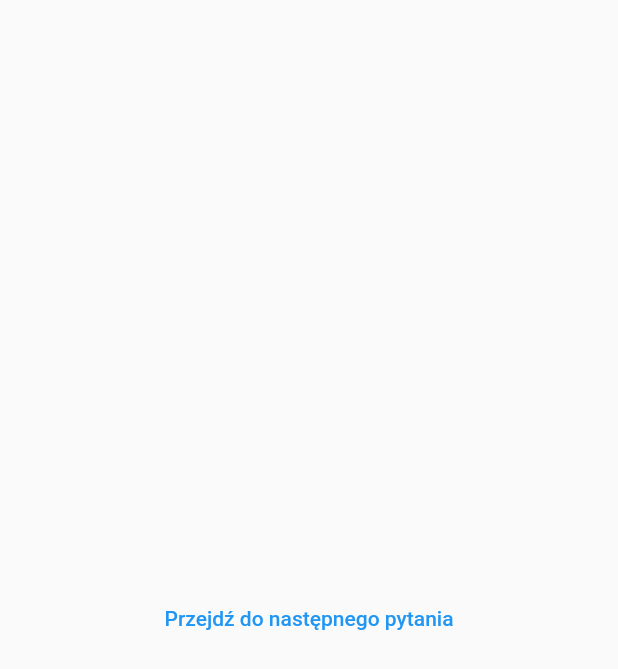
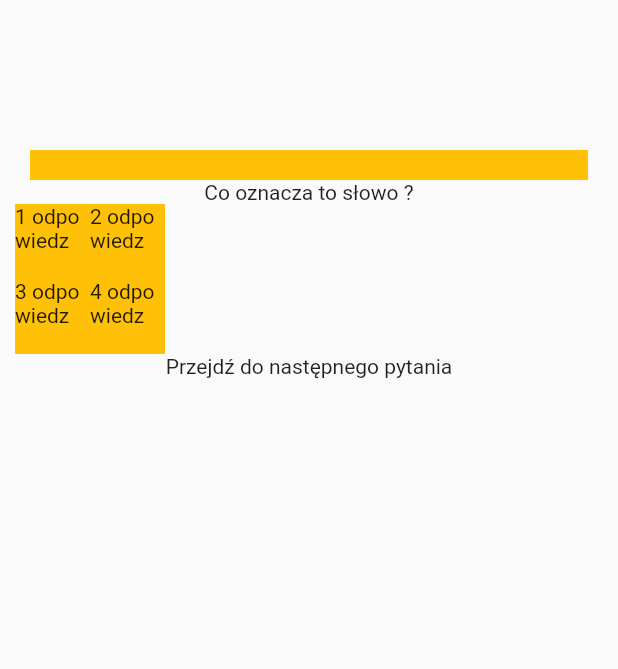
Before and after one commit to kubahirsch/word-fight-flutterfire, a Flutter app: the Question2 screen opened directly, on a phone screen of 412 x 824 dp. Shown: the top 669 px of the screen. Run offline on Flutter 3.47's test engine with Material 2 defaults, Android fonts, the light colour scheme and no system bars; drawn by our look-alikes of percent_indicator; our stand-ins replace cloud_firestore, firebase_core; accounts and stored records are empty.

Commit message:
dodane sa rozne pytania ale przestalo dzialac zakonczenie gry

```diff
--- a/lib/main.dart
+++ b/lib/main.dart
@@ -1,7 +1,8 @@
 import 'package:firebase_core/firebase_core.dart';
 import 'package:flutter/material.dart';
 import 'package:provider/provider.dart';
-import 'package:wordfight/providers/provider.dart';
+import 'package:wordfight/providers/question_provider.dart';
+import 'package:wordfight/providers/user_provider.dart';
 import 'package:wordfight/screens/entry_screen.dart';
 import 'firebase_options.dart';
 
@@ -22,6 +23,9 @@ class MyApp extends StatelessWidget {
         ChangeNotifierProvider(
           create: (_) => UserProvider(),
         ),
+        ChangeNotifierProvider(
+          create: (_) => QuestionProvider(),
+        ),
       ],
       child: MaterialApp(
           title: 'Flutter Demo',
--- /dev/null
+++ b/lib/providers/question_provider.dart
@@ -0,0 +1,14 @@
+import 'package:flutter/foundation.dart';
+import 'package:wordfight/resources/question_methods.dart';
+
+class QuestionProvider extends ChangeNotifier {
+  Map<String, dynamic>? questionDataAsMap;
+
+  Map<String, dynamic> get getQuestionDataAsMap => questionDataAsMap!;
+
+  Future<void> setQuestionDataInProvider() async {
+    questionDataAsMap = await QuestionMethods().getRandomQuestion();
+    print('hujtralala');
+    notifyListeners();
+  }
+}
--- a/lib/resources/firestore_methods.dart
+++ b/lib/resources/firestore_methods.dart
@@ -19,7 +19,7 @@ class FirestoreMethods {
     int numberOfUsersInLobby = query.count;
 
     if (numberOfUsersInLobby == 2) {
-      var ref = await _firestore.collection('usersInLobby');
+      var ref = _firestore.collection('usersInLobby');
       var usersSnap = await ref.get();
 
       List<String> usersId = [];
--- a/lib/screens/current_score_screen.dart
+++ b/lib/screens/current_score_screen.dart
@@ -2,8 +2,8 @@ import 'dart:async';
 
 import 'package:flutter/material.dart';
 import 'package:provider/provider.dart';
-import 'package:wordfight/providers/provider.dart';
-import 'package:wordfight/screens/screens_with_questions.dart/question2_screen.dart';
+import 'package:wordfight/providers/user_provider.dart';
+import 'package:wordfight/screens_with_questions.dart/question2_screen.dart';
 
 class CurrentScore extends StatefulWidget {
   const CurrentScore({super.key});
--- a/lib/screens/entry_screen.dart
+++ b/lib/screens/entry_screen.dart
@@ -1,6 +1,6 @@
 import 'package:flutter/material.dart';
 import 'package:provider/provider.dart';
-import 'package:wordfight/providers/provider.dart';
+import 'package:wordfight/providers/user_provider.dart';
 import 'package:wordfight/resources/firestore_methods.dart';
 
 import 'lobby_searching_screen.dart';
--- a/lib/screens/found_player_screen.dart
+++ b/lib/screens/found_player_screen.dart
@@ -1,7 +1,7 @@
 import 'dart:async';
 
 import 'package:flutter/material.dart';
-import 'package:wordfight/screens/screens_with_questions.dart/question1_screen.dart';
+import 'package:wordfight/screens_with_questions.dart/question1_screen.dart';
 
 class FoundPlayer extends StatefulWidget {
   const FoundPlayer({super.key});
--- a/lib/screens/last_screen.dart
+++ b/lib/screens/last_screen.dart
@@ -1,6 +1,6 @@
 import 'package:flutter/material.dart';
 import 'package:provider/provider.dart';
-import 'package:wordfight/providers/provider.dart';
+import 'package:wordfight/providers/user_provider.dart';
 
 import '../resources/firestore_methods.dart';
 import 'entry_screen.dart';
--- a/lib/screens/lobby_searching_screen.dart
+++ b/lib/screens/lobby_searching_screen.dart
@@ -1,9 +1,9 @@
 import 'package:cloud_firestore/cloud_firestore.dart';
 import 'package:flutter/material.dart';
 import 'package:provider/provider.dart';
-import 'package:wordfight/providers/provider.dart';
+import 'package:wordfight/providers/user_provider.dart';
 import 'package:wordfight/screens/found_player_screen.dart';
-import 'package:wordfight/screens/screens_with_questions.dart/question1_screen.dart';
+import 'package:wordfight/screens_with_questions.dart/question1_screen.dart';
 
 class LobbySearching extends StatefulWidget {
   const LobbySearching({super.key});
@@ -32,7 +32,7 @@ class _LobbySearchingState extends State<LobbySearching> {
         }
         String gameId = '0';
 
-        // sprawdzanie czy została stworzona gra z moim userId
+        // checking if the game was created with myid
         for (var doc in snapshot.data!.docs) {
           if (doc.data()['userId1'] == userId ||
               doc.data()['userId2'] == userId) {
--- a/lib/screens/one_finished_screen.dart
+++ b/lib/screens/one_finished_screen.dart
@@ -1,7 +1,7 @@
 import 'package:cloud_firestore/cloud_firestore.dart';
 import 'package:flutter/material.dart';
 import 'package:provider/provider.dart';
-import 'package:wordfight/providers/provider.dart';
+import 'package:wordfight/providers/user_provider.dart';
 import 'package:wordfight/resources/firestore_methods.dart';
 import 'package:wordfight/screens/entry_screen.dart';
 import 'package:wordfight/screens/last_screen.dart';
@@ -18,6 +18,8 @@ class _EndState extends State<End> {
   Widget build(BuildContext context) {
     UserProvider userProvider =
         Provider.of<UserProvider>(context, listen: false);
+
+    // mam problem bo provider userProvider gameStatus zostaje cały czas takie samo
 
     //Changing game status in db depending on the players finished
     if (userProvider.gameSnap!['gameStatus'] == 'start') {
--- a/lib/screens/screens_with_questions.dart/question2_screen.dart
+++ /dev/null
@@ -1,26 +0,0 @@
-import 'package:flutter/material.dart';
-import 'package:wordfight/screens/one_finished_screen.dart';
-
-class Question2 extends StatefulWidget {
-  const Question2({super.key});
-
-  @override
-  State<Question2> createState() => _Question2State();
-}
-
-class _Question2State extends State<Question2> {
-  @override
-  Widget build(BuildContext context) {
-    return Scaffold(
-      body: Center(
-        child: TextButton(
-            onPressed: () {
-              Navigator.of(context).pushReplacement(MaterialPageRoute(
-                builder: (context) => const End(),
-              ));
-            },
-            child: const Text('Przejdź do następnego pytania')),
-      ),
-    );
-  }
-}
--- /dev/null
+++ b/lib/screens_with_questions.dart/question2_screen.dart
@@ -0,0 +1,100 @@
+import 'dart:async';
+
+import 'package:flutter/material.dart';
+import 'package:percent_indicator/linear_percent_indicator.dart';
+import 'package:wordfight/screens_with_questions.dart/question3_screen.dart';
+
+class Question2 extends StatefulWidget {
+  const Question2({super.key});
+
+  @override
+  State<Question2> createState() => _Question2State();
+}
+
+class _Question2State extends State<Question2> {
+  @override
+  void initState() {
+    Timer(const Duration(seconds: 5), () {
+      Navigator.of(context).pushReplacement(MaterialPageRoute(
+        builder: (context) => const Question3(),
+      ));
+    });
+    super.initState();
+  }
+
+  @override
+  Widget build(BuildContext context) {
+    return Scaffold(
+      body: Padding(
+        padding: const EdgeInsets.symmetric(horizontal: 10.0),
+        child: Column(
+          children: [
+            const SizedBox(height: 100),
+            LinearPercentIndicator(
+              percent: 1,
+              animation: true,
+              animationDuration: 5000,
+              lineHeight: 20,
+              backgroundColor: Colors.grey,
+              progressColor: Colors.amber,
+            ),
+            const Text('Co oznacza to słowo ?'),
+            Column(
+              children: [
+                Row(
+                  children: [
+                    InkWell(
+                      child: Container(
+                        decoration: const BoxDecoration(color: Colors.amber),
+                        width: 50,
+                        height: 50,
+                        child: const Text('1 odpowiedz'),
+                      ),
+                    ),
+                    InkWell(
+                      child: Container(
+                        decoration: const BoxDecoration(color: Colors.amber),
+                        width: 50,
+                        height: 50,
+                        child: const Text('2 odpowiedz'),
+                      ),
+                    )
+                  ],
+                ),
+                Row(
+                  children: [
+                    InkWell(
+                      child: Container(
+                        decoration: const BoxDecoration(color: Colors.amber),
+                        width: 50,
+                        height: 50,
+                        child: const Text('3 odpowiedz'),
+                      ),
+                    ),
+                    InkWell(
+                      child: Container(
+                        decoration: const BoxDecoration(color: Colors.amber),
+                        width: 50,
+                        height: 50,
+                        child: const Text('4 odpowiedz'),
+                      ),
+                    )
+                  ],
+                ),
+              ],
+            ),
+
+            //Zamiast tego guzika w przyszłości będzie timer
+            InkWell(
+                onTap: () {
+                  Navigator.of(context).pushReplacement(MaterialPageRoute(
+                    builder: (context) => const Question3(),
+                  ));
+                },
+                child: const Text('Przejdź do następnego pytania')),
+          ],
+        ),
+      ),
+    );
+  }
+}
--- a/pubspec.yaml
+++ b/pubspec.yaml
@@ -40,6 +40,7 @@ dependencies:
   cloud_firestore: ^4.4.3
   provider: ^6.0.5
   dwds: ^16.0.1
+  percent_indicator: ^4.2.3
 
 dev_dependencies:
   flutter_test:
```
Also changed, not shown: lib/resources/question_methods.dart (added, +30 -0 lines), lib/screens/screens_with_questions.dart/question1_screen.dart (deleted, +0 -59 lines), lib/screens_with_questions.dart/question1_screen.dart (added, +85 -0 lines), lib/screens_with_questions.dart/question3_screen.dart (added, +137 -0 lines), lib/screens_with_questions.dart/question4_screen.dart (added, +70 -0 lines), lib/providers/user_provider.dart (renamed from lib/providers/provider.dart), pubspec.lock.
